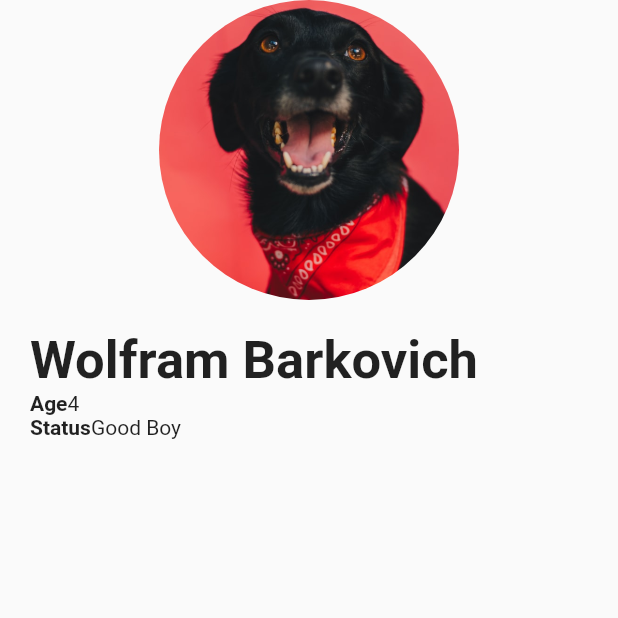
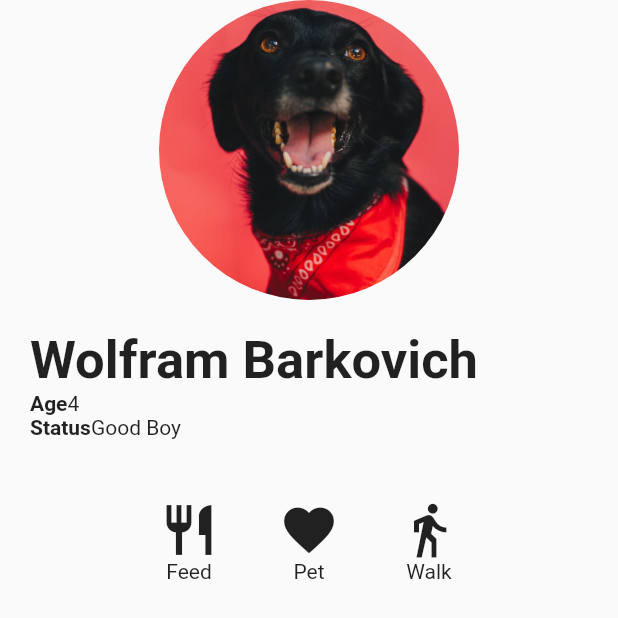
Before and after one commit to co360/flutter-cookbook, a Flutter app: the ProfileScreen screen opened directly, on a phone screen of 412 x 824 dp. Shown: the top 618 px of the screen. Run offline on Flutter 3.47's test engine with Material 2 defaults, Android fonts, the phone set to English and light mode, and no system bars; our stand-ins replace google_fonts.

Commit message:
create actions method

```diff
--- a/04-layout-taming-widget-tree/prototype_screen/lib/profile_screen.dart
+++ b/04-layout-taming-widget-tree/prototype_screen/lib/profile_screen.dart
@@ -59,6 +59,25 @@ class ProfileScreen extends StatelessWidget {
   }
 
   Widget _buildActions(BuildContext context) {
-    return Container();
+    return Row(
+      mainAxisAlignment: MainAxisAlignment.center,
+      children: <Widget>[
+        _buildIcon(Icons.restaurant, 'Feed'),
+        _buildIcon(Icons.favorite, 'Pet'),
+        _buildIcon(Icons.directions_walk, 'Walk'),
+      ],
+    );
+  }
+
+  Widget _buildIcon(IconData icon, String text) {
+    return Padding(
+      padding: const EdgeInsets.all(20.0),
+      child: Column(
+        children: <Widget>[
+          Icon(icon, size: 40),
+          Text(text),
+        ],
+      ),
+    );
   }
 }
```
